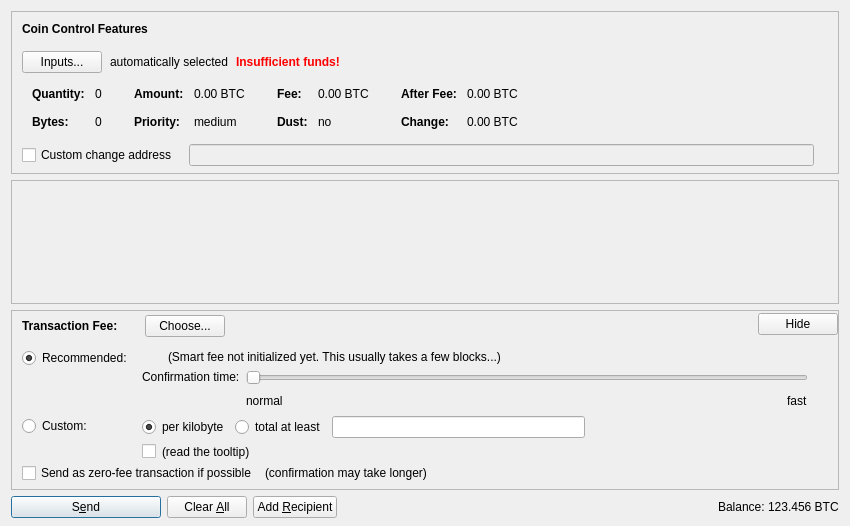
Before: the Qt Designer form src/qt/forms/sendcoinsdialog.ui in badcoin-net/Badcoin, drawn with Qt 5.
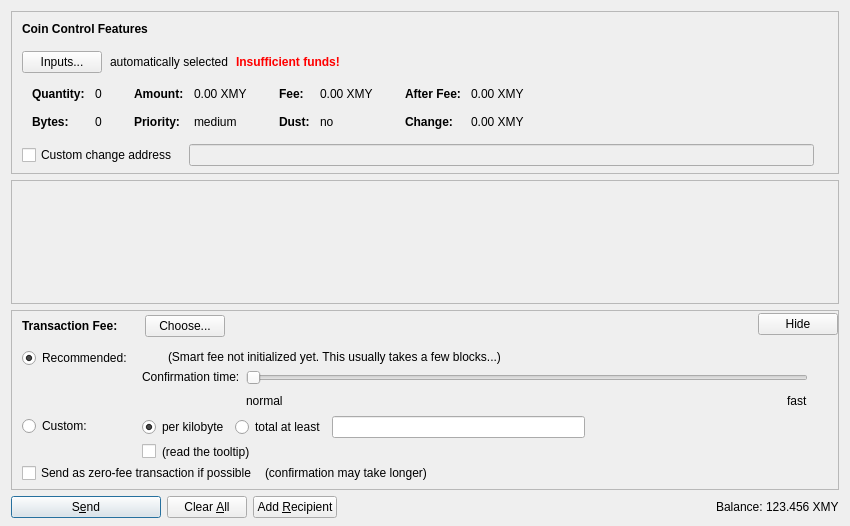
After: the same form once the commit is applied. Icons and pictures are not drawn. Custom widgets are drawn as their Qt base class.

Patch:
```diff
--- a/src/qt/forms/sendcoinsdialog.ui
+++ b/src/qt/forms/sendcoinsdialog.ui
@@ -324,7 +324,7 @@
                   <enum>Qt::ActionsContextMenu</enum>
                  </property>
                  <property name="text">
-                  <string notr="true">0.00 BTC</string>
+                  <string notr="true">0.00 XMY</string>
                  </property>
                  <property name="textInteractionFlags">
                   <set>Qt::LinksAccessibleByMouse|Qt::TextSelectableByKeyboard|Qt::TextSelectableByMouse</set>
@@ -404,7 +404,7 @@
                   <enum>Qt::ActionsContextMenu</enum>
                  </property>
                  <property name="text">
-                  <string notr="true">0.00 BTC</string>
+                  <string notr="true">0.00 XMY</string>
                  </property>
                  <property name="textInteractionFlags">
                   <set>Qt::LinksAccessibleByMouse|Qt::TextSelectableByKeyboard|Qt::TextSelectableByMouse</set>
@@ -484,7 +484,7 @@
                   <enum>Qt::ActionsContextMenu</enum>
                  </property>
                  <property name="text">
-                  <string notr="true">0.00 BTC</string>
+                  <string notr="true">0.00 XMY</string>
                  </property>
                  <property name="textInteractionFlags">
                   <set>Qt::LinksAccessibleByMouse|Qt::TextSelectableByKeyboard|Qt::TextSelectableByMouse</set>
@@ -513,7 +513,7 @@
                   <enum>Qt::ActionsContextMenu</enum>
                  </property>
                  <property name="text">
-                  <string notr="true">0.00 BTC</string>
+                  <string notr="true">0.00 XMY</string>
                  </property>
                  <property name="textInteractionFlags">
                   <set>Qt::LinksAccessibleByMouse|Qt::TextSelectableByKeyboard|Qt::TextSelectableByMouse</set>
@@ -1352,7 +1352,7 @@
           <cursorShape>IBeamCursor</cursorShape>
          </property>
          <property name="text">
-          <string notr="true">123.456 BTC</string>
+          <string notr="true">123.456 XMY</string>
          </property>
          <property name="textInteractionFlags">
           <set>Qt::LinksAccessibleByMouse|Qt::TextSelectableByKeyboard|Qt::TextSelectableByMouse</set>
```
Left out of the diff: 4 changed lines with no effect on the pictures.
